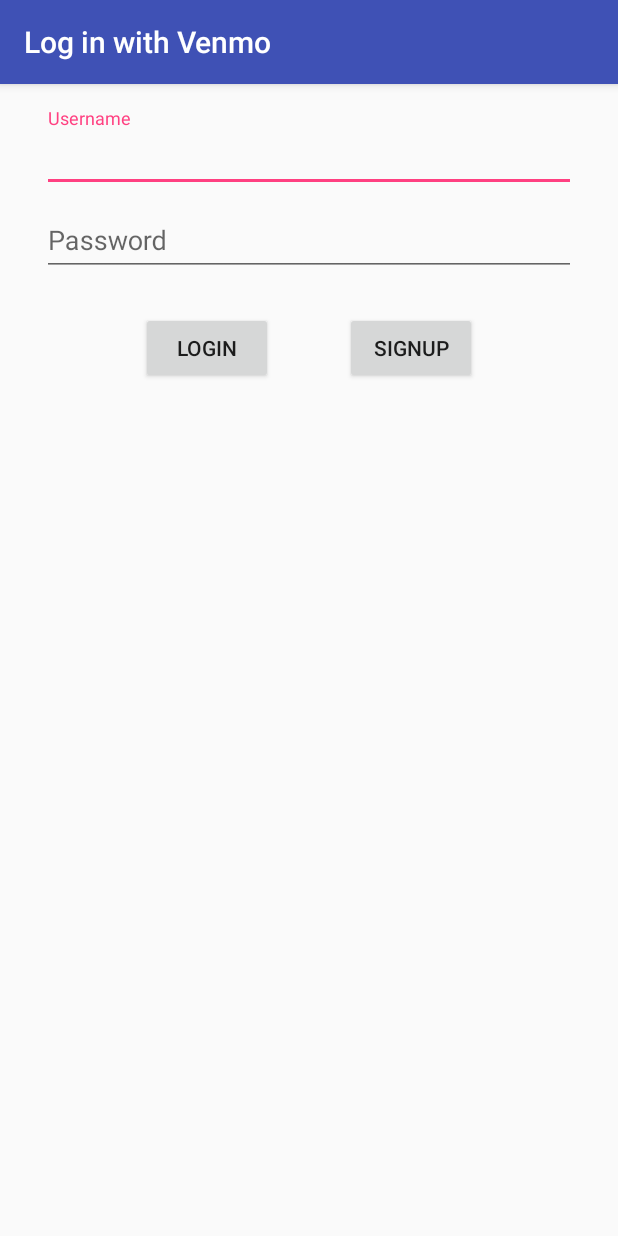
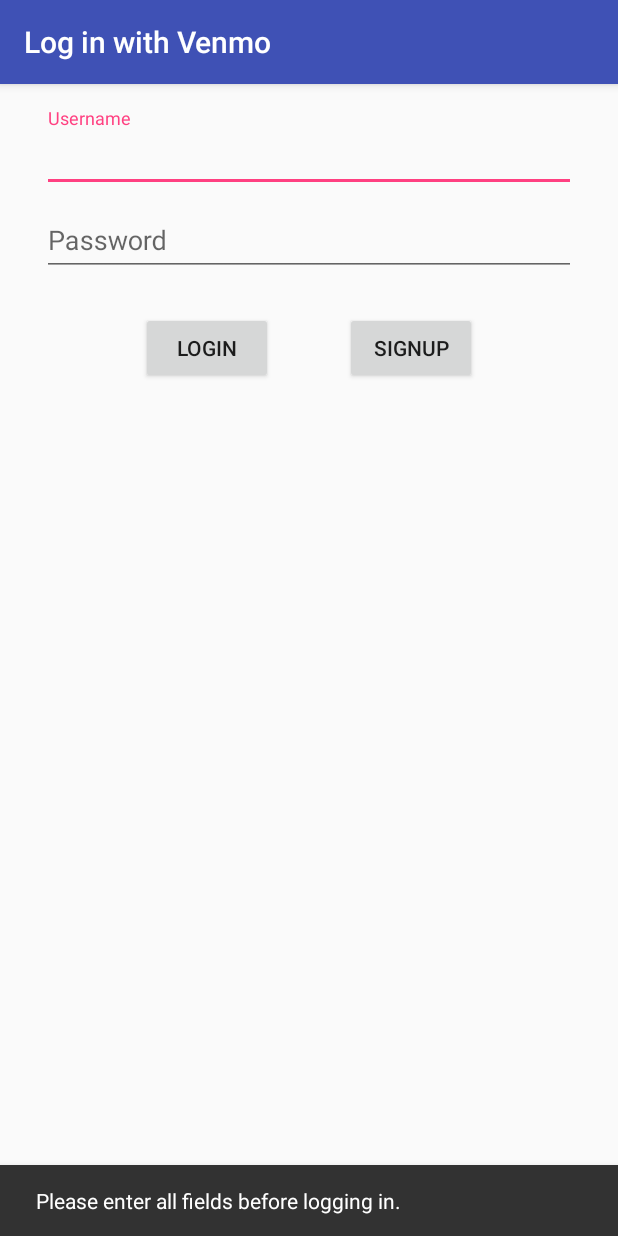
Before and after one commit to fuyutsukikaru/Apartmates, an Android app: the screen it shows after launch (LoginActivity), after a tap on "SIGNUP", on a phone screen of 412 x 824 dp. Run offline under Robolectric (Android 15) with nearby library versions, the phone set to English and light mode, and no system bars; 1 other tap on this screen came first.

Commit message:
Enhanced login activity

```diff
--- a/app/src/main/java/com/cs130/apartmates/LoginActivity.java
+++ b/app/src/main/java/com/cs130/apartmates/LoginActivity.java
@@ -1,19 +1,22 @@
 package com.cs130.apartmates;
 
-import android.app.ActivityOptions;
 import android.content.Intent;
 import android.net.Uri;
 import android.os.Bundle;
+import android.support.design.widget.Snackbar;
+import android.support.v4.content.ContextCompat;
 import android.support.v7.app.AppCompatActivity;
 import android.support.v7.widget.Toolbar;
 import android.view.View;
+import android.widget.Button;
+import android.widget.EditText;
 
 public class LoginActivity extends AppCompatActivity {
 
     private static final String EXTRA_CUSTOM_TABS_SESSION =
             "android.support.customtabs.extra.SESSION";
-    private static final String EXTRA_CUSTOM_TABS_EXIT_ANIMATION_BUNDLE =
-            "android.support.customtabs.extra.EXIT_ANIMATION_BUNDLE";
+    private static final String EXTRA_CUSTOM_TABS_TOOLBAR_COLOR =
+            "android.support.customtabs.extra.TOOLBAR_COLOR";
 
     @Override
     protected void onCreate(Bundle savedInstanceState) {
@@ -23,6 +26,23 @@ public class LoginActivity extends AppCompatActivity {
         setSupportActionBar(toolbar);
 
         setTitle(getString(R.string.login_activity));
+
+        final EditText usernameText = (EditText) findViewById(R.id.username_field);
+        final EditText passwordText = (EditText) findViewById(R.id.password_field);
+
+        Button loginButton = (Button) findViewById(R.id.login_button);
+        loginButton.setOnClickListener(new View.OnClickListener() {
+            @Override
+            public void onClick(View v) {
+                String username = usernameText.getText().toString();
+                String password = passwordText.getText().toString();
+                if (username.matches("") || password.matches("")) {
+                    Snackbar
+                            .make(findViewById(R.id.login_fragment), R.string.login_error, Snackbar.LENGTH_LONG)
+                            .show();
+                }
+            }
+        });
     }
 
     public void onSignUpClick(View v) {
@@ -31,6 +51,7 @@ public class LoginActivity extends AppCompatActivity {
         Bundle extras = new Bundle();
         extras.putBinder(EXTRA_CUSTOM_TABS_SESSION, null);
         intent.putExtras(extras);
+        intent.putExtra(EXTRA_CUSTOM_TABS_TOOLBAR_COLOR, ContextCompat.getColor(this, R.color.colorPrimary));
 
         startActivity(intent);
     }
--- a/app/src/main/res/layout/content_login.xml
+++ b/app/src/main/res/layout/content_login.xml
@@ -1,5 +1,6 @@
 <?xml version="1.0" encoding="utf-8"?>
 <LinearLayout xmlns:android="http://schemas.android.com/apk/res/android"
+    android:id="@+id/login_fragment"
     xmlns:tools="http://schemas.android.com/tools"
     xmlns:app="http://schemas.android.com/apk/res-auto" android:layout_width="match_parent"
     android:layout_height="match_parent" android:paddingLeft="@dimen/activity_horizontal_margin"
@@ -15,6 +16,7 @@
         android:layout_height="wrap_content">
 
         <EditText
+            android:id="@+id/username_field"
             android:layout_width="match_parent"
             android:layout_height="wrap_content"
             android:layout_marginRight="12dp"
@@ -29,6 +31,7 @@
         android:layout_height="wrap_content">
 
         <EditText
+            android:id="@+id/password_field"
             android:layout_width="match_parent"
             android:layout_height="wrap_content"
             android:layout_marginRight="12dp"
@@ -46,6 +49,7 @@
         android:layout_gravity="center_horizontal">
 
         <Button
+            android:id="@+id/login_button"
             android:layout_width="wrap_content"
             android:layout_height="wrap_content"
             android:layout_marginTop="24dp"
@@ -54,6 +58,7 @@
             android:text="@string/button_login" />
 
         <Button
+            android:id="@+id/signup_button"
             android:layout_width="wrap_content"
             android:layout_height="wrap_content"
             android:layout_marginTop="24dp"
--- a/app/src/main/res/values/strings.xml
+++ b/app/src/main/res/values/strings.xml
@@ -7,4 +7,5 @@
     <string name="password_hint">Password</string>
     <string name="button_login">Login</string>
     <string name="button_signup">Signup</string>
+    <string name="login_error">Please enter all fields before logging in.</string>
 </resources>
```
